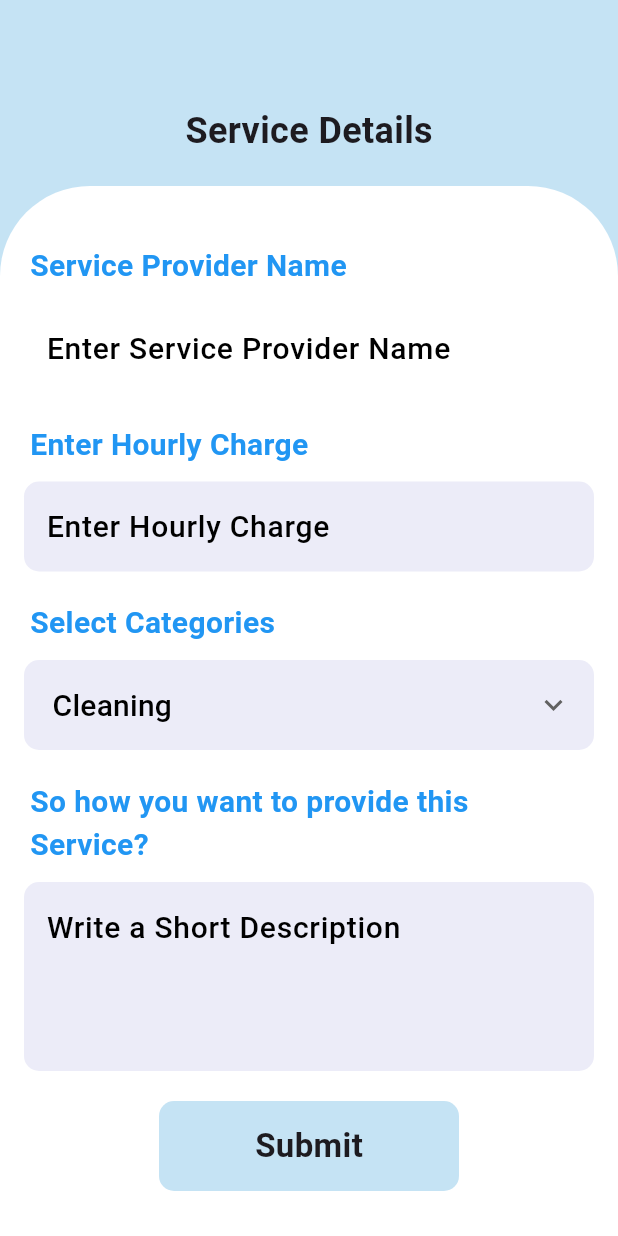
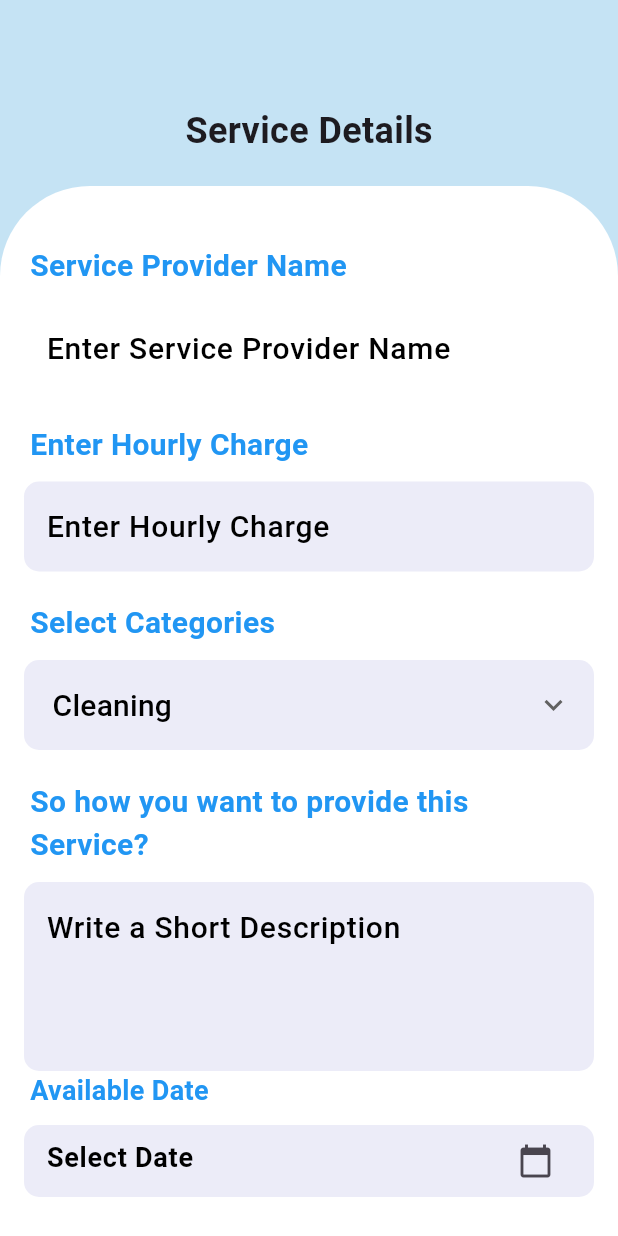
Before and after one commit to hsinha1110/service_booking, a Flutter app: the ServiceDetails screen opened directly, scrolled down 161 dp, on a phone screen of 412 x 824 dp. Run offline on Flutter 3.47's test engine with Material 3 defaults, Android fonts, the phone set to English and light mode, and no system bars; our stand-ins replace cloud_firestore, curved_navigation_bar, firebase_auth, firebase_core, firebase_storage, image_picker; accounts and stored records are empty.

Commit message:
firebase time date picker

```diff
--- a/lib/service_provider/service_details.dart
+++ b/lib/service_provider/service_details.dart
@@ -13,16 +13,53 @@ class ServiceDetails extends StatefulWidget {
 }
 
 class _ServiceDetailsState extends State<ServiceDetails> {
-  TextEditingController name = new TextEditingController();
-  TextEditingController charges = new TextEditingController();
-  TextEditingController desc = new TextEditingController();
+  final TextEditingController name = TextEditingController();
+  final TextEditingController charges = TextEditingController();
+  final TextEditingController desc = TextEditingController();
+  final TextEditingController date = TextEditingController();
+  final TextEditingController time = TextEditingController();
   final _formKey = GlobalKey<FormState>();
+  final ImagePicker _imagePicker = ImagePicker();
+
+  DateTime? selectedDate;
+  TimeOfDay? selectedTime;
+
   List<String> services = ["Cleaning", "Painting", "Dainting", "Repairing"];
   String selectedService = "Cleaning";
 
-  final ImagePicker _imagePicker = ImagePicker();
   String? id;
   File? selectedImage;
+
+  Future<void> pickDate() async {
+    DateTime? pickedDate = await showDatePicker(
+      context: context,
+      initialDate: DateTime.now(),
+      firstDate: DateTime.now(),
+      lastDate: DateTime(2035),
+    );
+
+    if (pickedDate != null) {
+      setState(() {
+        selectedDate = pickedDate;
+        date.text = "${pickedDate.day}/${pickedDate.month}/${pickedDate.year}";
+      });
+    }
+  }
+
+  Future<void> pickTime() async {
+    TimeOfDay? pickedTime = await showTimePicker(
+      context: context,
+      initialTime: TimeOfDay.now(),
+    );
+
+    if (pickedTime != null) {
+      setState(() {
+        selectedTime = pickedTime;
+        time.text = pickedTime.format(context);
+      });
+    }
+  }
+
   void showMessage(String message, Color color) {
     ScaffoldMessenger.of(context).showSnackBar(
       SnackBar(
@@ -61,6 +98,8 @@ class _ServiceDetailsState extends State<ServiceDetails> {
         "description": desc.text.trim(),
         "imageUrl": imageUrl,
         "createdAt": FieldValue.serverTimestamp(),
+        "availableDate": date.text.trim(),
+        "availableTime": time.text.trim(),
       });
 
       showMessage("Service Added Successfully", Colors.green);
@@ -333,6 +372,92 @@ class _ServiceDetailsState extends State<ServiceDetails> {
                           ),
                         ),
                       ),
+                      const Padding(
+                        padding: EdgeInsets.symmetric(horizontal: 20),
+                        child: Text(
+                          "Available Date",
+                          style: TextStyle(
+                            fontSize: 18,
+                            fontWeight: FontWeight.bold,
+                            color: Colors.blue,
+                          ),
+                        ),
+                      ),
+
+                      const SizedBox(height: 10),
+
+                      Container(
+                        margin: const EdgeInsets.symmetric(horizontal: 16),
+                        padding: const EdgeInsets.symmetric(horizontal: 15),
+                        decoration: BoxDecoration(
+                          color: const Color(0xffececf8),
+                          borderRadius: BorderRadius.circular(10),
+                        ),
+                        child: TextFormField(
+                          controller: date,
+                          readOnly: true,
+                          style: const TextStyle(
+                            fontWeight: FontWeight.bold,
+                            fontSize: 18,
+                            color: Colors.black,
+                          ),
+                          onTap: pickDate,
+                          decoration: const InputDecoration(
+                            border: InputBorder.none,
+                            hintText: "Select Date",
+                            hintStyle: TextStyle(
+                              fontWeight: FontWeight.bold,
+                              fontSize: 18,
+                              color: Colors.black,
+                            ),
+                            suffixIcon: Icon(Icons.calendar_today),
+                          ),
+                        ),
+                      ),
+                      const SizedBox(height: 20),
+
+                      const Padding(
+                        padding: EdgeInsets.symmetric(horizontal: 20),
+                        child: Text(
+                          "Available Time",
+                          style: TextStyle(
+                            fontSize: 20,
+                            fontWeight: FontWeight.bold,
+                            color: Colors.blue,
+                          ),
+                        ),
+                      ),
+
+                      const SizedBox(height: 10),
+
+                      Container(
+                        margin: const EdgeInsets.symmetric(horizontal: 16),
+                        padding: const EdgeInsets.symmetric(horizontal: 15),
+                        decoration: BoxDecoration(
+                          color: const Color(0xffececf8),
+                          borderRadius: BorderRadius.circular(10),
+                        ),
+                        child: TextFormField(
+                          controller: time,
+                          readOnly: true,
+                          onTap: pickTime,
+                          style: const TextStyle(
+                            fontWeight: FontWeight.bold,
+                            fontSize: 18,
+                            color: Colors.black,
+                          ),
+                          decoration: const InputDecoration(
+                            border: InputBorder.none,
+                            hintText: "Select Time",
+                            hintStyle: TextStyle(
+                              fontWeight: FontWeight.bold,
+                              fontSize: 18,
+                              color: Colors.black,
+                            ),
+                            suffixIcon: Icon(Icons.access_time),
+                          ),
+                        ),
+                      ),
                       SizedBox(height: 20.0),
                       Padding(
                         padding: const EdgeInsets.only(bottom: 30.0),
```
